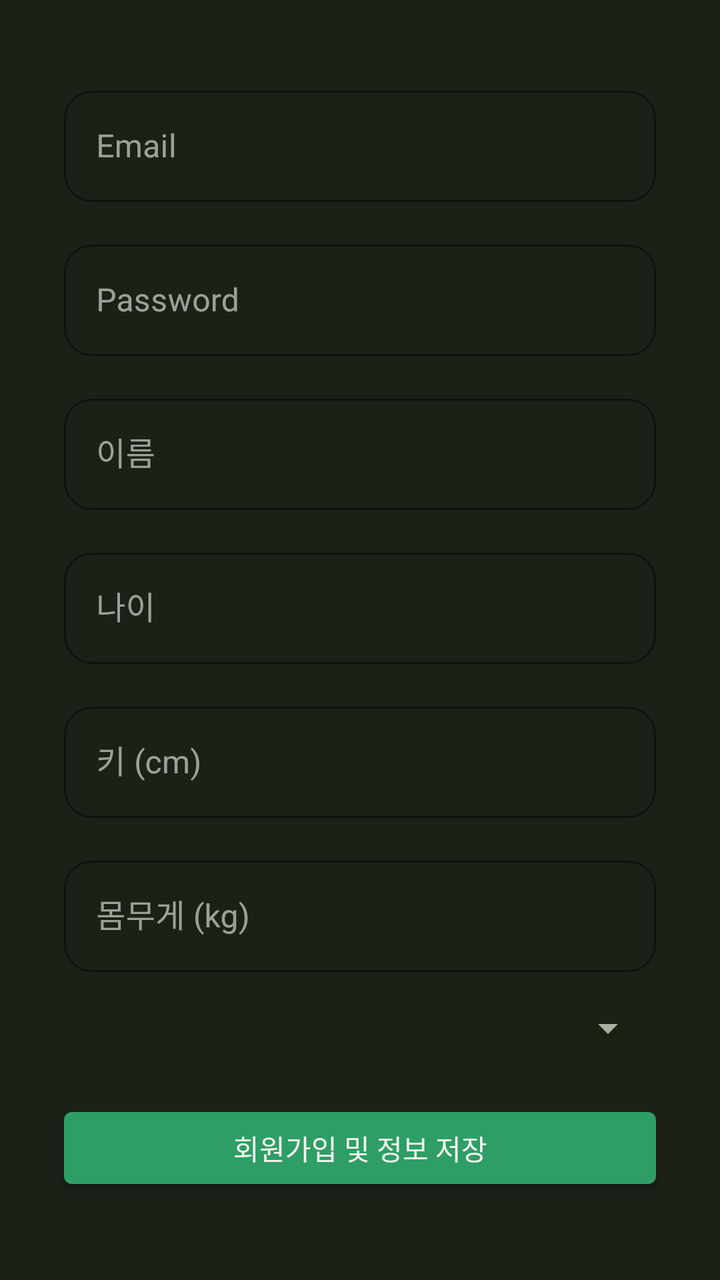
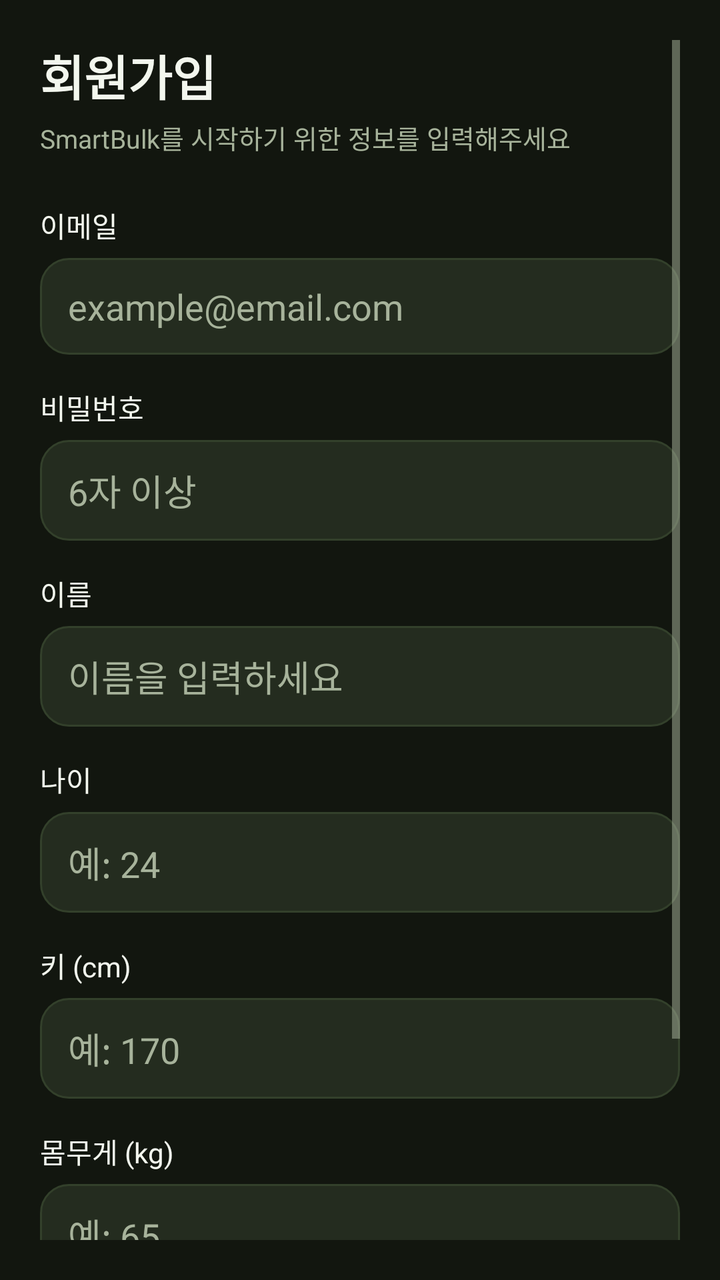

Compare the two renders of this Android layout. The source of the first and the diff that turns it into the second are given below.
<!-- AndroidManifest.xml: application theme Theme.SmartBulk -->
<!-- res/layout/activity_register.xml -->
<?xml version="1.0" encoding="utf-8"?>
<androidx.constraintlayout.widget.ConstraintLayout
    xmlns:android="http://schemas.android.com/apk/res/android"
    xmlns:app="http://schemas.android.com/apk/res-auto"
    xmlns:tools="http://schemas.android.com/tools"
    android:id="@+id/register_root"
    android:layout_width="match_parent"
    android:layout_height="match_parent"
    android:background="?attr/colorSurface"
    tools:context=".RegisterActivity">

    
    <com.google.android.material.textfield.TextInputLayout
        android:id="@+id/emailInputLayout"
        style="@style/Widget.MaterialComponents.TextInputLayout.OutlinedBox"
        android:layout_width="0dp"
        android:layout_height="wrap_content"
        android:hint="Email"
        app:boxStrokeColor="?attr/colorPrimary"
        app:boxBackgroundMode="outline"
        app:layout_constraintTop_toTopOf="parent"
        app:layout_constraintStart_toStartOf="parent"
        app:layout_constraintEnd_toEndOf="parent"
        android:layout_marginStart="32dp"
        android:layout_marginEnd="32dp"
        android:layout_marginTop="40dp">

        <com.google.android.material.textfield.TextInputEditText
            android:id="@+id/emailEditText"
            android:layout_width="match_parent"
            android:layout_height="wrap_content"
            android:inputType="textEmailAddress" />
    </com.google.android.material.textfield.TextInputLayout>

    
    <com.google.android.material.textfield.TextInputLayout
        android:id="@+id/passwordInputLayout"
        style="@style/Widget.MaterialComponents.TextInputLayout.OutlinedBox"
        android:layout_width="0dp"
        android:layout_height="wrap_content"
        android:hint="Password"
        app:boxStrokeColor="?attr/colorPrimary"
        app:boxBackgroundMode="outline"
        app:layout_constraintTop_toBottomOf="@id/emailInputLayout"
        app:layout_constraintStart_toStartOf="parent"
        app:layout_constraintEnd_toEndOf="parent"
        android:layout_marginStart="32dp"
        android:layout_marginEnd="32dp"
        android:layout_marginTop="16dp">

        <com.google.android.material.textfield.TextInputEditText
            android:id="@+id/passwordEditText"
            android:layout_width="match_parent"
            android:layout_height="wrap_content"
            android:inputType="textPassword" />
    </com.google.android.material.textfield.TextInputLayout>

    
    <com.google.android.material.textfield.TextInputLayout
        android:id="@+id/nameInputLayout"
        style="@style/Widget.MaterialComponents.TextInputLayout.OutlinedBox"
        android:layout_width="0dp"
        android:layout_height="wrap_content"
        android:hint="이름"
        app:boxStrokeColor="?attr/colorPrimary"
        app:boxBackgroundMode="outline"
        app:layout_constraintTop_toBottomOf="@id/passwordInputLayout"
        app:layout_constraintStart_toStartOf="parent"
        app:layout_constraintEnd_toEndOf="parent"
        android:layout_marginStart="32dp"
        android:layout_marginEnd="32dp"
        android:layout_marginTop="16dp">

        <com.google.android.material.textfield.TextInputEditText
            android:id="@+id/nameEditText"
            android:layout_width="match_parent"
            android:layout_height="wrap_content"
            android:inputType="textPersonName" />
    </com.google.android.material.textfield.TextInputLayout>

    
    <com.google.android.material.textfield.TextInputLayout
        android:id="@+id/ageInputLayout"
        style="@style/Widget.MaterialComponents.TextInputLayout.OutlinedBox"
        android:layout_width="0dp"
        android:layout_height="wrap_content"
        android:hint="나이"
        app:boxStrokeColor="?attr/colorPrimary"
        app:boxBackgroundMode="outline"
        app:layout_constraintTop_toBottomOf="@id/nameInputLayout"
        app:layout_constraintStart_toStartOf="parent"
        app:layout_constraintEnd_toEndOf="parent"
        android:layout_marginStart="32dp"
        android:layout_marginEnd="32dp"
        android:layout_marginTop="16dp">

        <com.google.android.material.textfield.TextInputEditText
            android:id="@+id/ageEditText"
            android:layout_width="match_parent"
            android:layout_height="wrap_content"
            android:inputType="number" />
    </com.google.android.material.textfield.TextInputLayout>

    
    <com.google.android.material.textfield.TextInputLayout
        android:id="@+id/heightInputLayout"
        style="@style/Widget.MaterialComponents.TextInputLayout.OutlinedBox"
        android:layout_width="0dp"
        android:layout_height="wrap_content"
        android:hint="키 (cm)"
        app:boxStrokeColor="?attr/colorPrimary"
        app:boxBackgroundMode="outline"
        app:layout_constraintTop_toBottomOf="@id/ageInputLayout"
        app:layout_constraintStart_toStartOf="parent"
        app:layout_constraintEnd_toEndOf="parent"
        android:layout_marginStart="32dp"
        android:layout_marginEnd="32dp"
        android:layout_marginTop="16dp">

        <com.google.android.material.textfield.TextInputEditText
            android:id="@+id/heightEditText"
            android:layout_width="match_parent"
            android:layout_height="wrap_content"
            android:inputType="numberDecimal" />
    </com.google.android.material.textfield.TextInputLayout>

    
    <com.google.android.material.textfield.TextInputLayout
        android:id="@+id/weightInputLayout"
        style="@style/Widget.MaterialComponents.TextInputLayout.OutlinedBox"
        android:layout_width="0dp"
        android:layout_height="wrap_content"
        android:hint="몸무게 (kg)"
        app:boxStrokeColor="?attr/colorPrimary"
        app:boxBackgroundMode="outline"
        app:layout_constraintTop_toBottomOf="@id/heightInputLayout"
        app:layout_constraintStart_toStartOf="parent"
        app:layout_constraintEnd_toEndOf="parent"
        android:layout_marginStart="32dp"
        android:layout_marginEnd="32dp"
        android:layout_marginTop="16dp">

        <com.google.android.material.textfield.TextInputEditText
            android:id="@+id/weightEditText"
            android:layout_width="match_parent"
            android:layout_height="wrap_content"
            android:inputType="numberDecimal" />
    </com.google.android.material.textfield.TextInputLayout>

    
    <Spinner
        android:id="@+id/spinnerGoal"
        android:layout_width="0dp"
        android:layout_height="wrap_content"
        app:layout_constraintTop_toBottomOf="@id/weightInputLayout"
        app:layout_constraintStart_toStartOf="parent"
        app:layout_constraintEnd_toEndOf="parent"
        android:layout_marginStart="32dp"
        android:layout_marginEnd="32dp"
        android:layout_marginTop="16dp"/>

    
    <com.google.android.material.button.MaterialButton
        android:id="@+id/registerButton"
        android:layout_width="0dp"
        android:layout_height="wrap_content"
        android:text="회원가입 및 정보 저장"
        style="@style/Widget.MaterialComponents.Button"
        app:backgroundTint="?attr/colorPrimary"
        android:textColor="?attr/colorOnPrimary"
        app:layout_constraintTop_toBottomOf="@id/spinnerGoal"
        app:layout_constraintStart_toStartOf="parent"
        app:layout_constraintEnd_toEndOf="parent"
        android:layout_marginStart="32dp"
        android:layout_marginEnd="32dp"
        android:layout_marginTop="24dp"/>

</androidx.constraintlayout.widget.ConstraintLayout>
<!-- resources referenced by this layout -->
<resources>
  <color name="accent">#2E9E66</color>
  <color name="on_accent">#F3F7EE</color>
  <color name="accent_muted">#1E3226</color>
  <color name="accent_dark">#227A4F</color>
  <color name="bg_base">#12160F</color>
  <color name="bg_surface">#1B2117</color>
  <color name="text_primary">#F3F7EE</color>
  <color name="text_secondary">#A7B39B</color>
  <color name="stroke_subtle">#33402B</color>
  <style name="SmartBulk.Toolbar" parent="Widget.Material3.Toolbar">
          <item name="titleTextColor">@color/text_primary</item>
          <item name="android:background">@color/bg_base</item>
          <item name="android:elevation">0dp</item>
      </style>
  <style name="SmartBulk.Button" parent="Widget.Material3.Button">
          <item name="backgroundTint">@color/accent</item>
          <item name="android:textColor">@color/on_accent</item>
          <item name="cornerRadius">14dp</item>
          <item name="android:textAllCaps">false</item>
          <item name="android:letterSpacing">0</item>
      </style>
  <style name="SmartBulk.TextInputLayout" parent="Widget.Material3.TextInputLayout.OutlinedBox">
          <item name="boxStrokeColor">@color/accent</item>
          <item name="hintTextColor">@color/accent</item>
          <item name="android:textColorHint">@color/text_secondary</item>
          <item name="boxStrokeWidth">1dp</item>
          <item name="boxCornerRadiusTopStart">14dp</item>
          <item name="boxCornerRadiusTopEnd">14dp</item>
          <item name="boxCornerRadiusBottomStart">14dp</item>
          <item name="boxCornerRadiusBottomEnd">14dp</item>
      </style>
  <style name="SmartBulk.AlertDialog" parent="ThemeOverlay.Material3.MaterialAlertDialog">
          <item name="colorSurface">@color/bg_surface</item>
          <item name="colorOnSurface">@color/text_primary</item>
          <item name="colorPrimary">@color/accent</item>
          <item name="materialAlertDialogTitleTextStyle">@style/SmartBulk.AlertDialog.Title</item>
          <item name="shapeAppearanceOverlay">@style/SmartBulk.AlertDialog.Shape</item>
      </style>
  <style name="SmartBulk.AlertDialog.Title" parent="MaterialAlertDialog.Material3.Title.Text">
          <item name="android:textColor">@color/accent</item>
      </style>
  <style name="SmartBulk.AlertDialog.Shape" parent="">
          <item name="cornerSize">18dp</item>
      </style>
  <!-- unchanged entries left out for length: 1 -->
</resources>

<!-- the commit's change to res/layout/activity_register.xml (unified diff, before → after) -->
@@ -1,178 +1,201 @@
 <?xml version="1.0" encoding="utf-8"?>
-<androidx.constraintlayout.widget.ConstraintLayout
-    xmlns:android="http://schemas.android.com/apk/res/android"
-    xmlns:app="http://schemas.android.com/apk/res-auto"
-    xmlns:tools="http://schemas.android.com/tools"
-    android:id="@+id/register_root"
+<ScrollView xmlns:android="http://schemas.android.com/apk/res/android"
     android:layout_width="match_parent"
     android:layout_height="match_parent"
-    android:background="?attr/colorSurface"
-    tools:context=".RegisterActivity">
-
-    
-    <com.google.android.material.textfield.TextInputLayout
-        android:id="@+id/emailInputLayout"
-        style="@style/Widget.MaterialComponents.TextInputLayout.OutlinedBox"
-        android:layout_width="0dp"
+    android:background="@color/bg_base"
+    android:padding="20dp">
+
+    <LinearLayout
+        android:layout_width="match_parent"
         android:layout_height="wrap_content"
-        android:hint="Email"
-        app:boxStrokeColor="?attr/colorPrimary"
-        app:boxBackgroundMode="outline"
-        app:layout_constraintTop_toTopOf="parent"
-        app:layout_constraintStart_toStartOf="parent"
-        app:layout_constraintEnd_toEndOf="parent"
-        android:layout_marginStart="32dp"
-        android:layout_marginEnd="32dp"
-        android:layout_marginTop="40dp">
-
-        <com.google.android.material.textfield.TextInputEditText
+        android:orientation="vertical">
+
+        <TextView
+            android:layout_width="wrap_content"
+            android:layout_height="wrap_content"
+            android:text="회원가입"
+            android:textSize="24sp"
+            android:textStyle="bold"
+            android:textColor="@color/text_primary" />
+
+        <TextView
+            android:layout_width="wrap_content"
+            android:layout_height="wrap_content"
+            android:text="SmartBulk를 시작하기 위한 정보를 입력해주세요"
+            android:textSize="13sp"
+            android:textColor="@color/text_secondary"
+            android:layout_marginTop="4dp"
+            android:layout_marginBottom="24dp" />
+
+        
+        <TextView
+            android:layout_width="wrap_content"
+            android:layout_height="wrap_content"
+            android:text="이메일"
+            android:textSize="14sp"
+            android:textColor="@color/text_primary" />
+
+        <EditText
             android:id="@+id/emailEditText"
             android:layout_width="match_parent"
             android:layout_height="wrap_content"
-            android:inputType="textEmailAddress" />
-    </com.google.android.material.textfield.TextInputLayout>
-
-    
-    <com.google.android.material.textfield.TextInputLayout
-        android:id="@+id/passwordInputLayout"
-        style="@style/Widget.MaterialComponents.TextInputLayout.OutlinedBox"
-        android:layout_width="0dp"
-        android:layout_height="wrap_content"
-        android:hint="Password"
-        app:boxStrokeColor="?attr/colorPrimary"
-        app:boxBackgroundMode="outline"
-        app:layout_constraintTop_toBottomOf="@id/emailInputLayout"
-        app:layout_constraintStart_toStartOf="parent"
-        app:layout_constraintEnd_toEndOf="parent"
-        android:layout_marginStart="32dp"
-        android:layout_marginEnd="32dp"
-        android:layout_marginTop="16dp">
-
-        <com.google.android.material.textfield.TextInputEditText
+            android:inputType="textEmailAddress"
+            android:hint="example@email.com"
+            android:textColor="@color/text_primary"
+            android:textColorHint="@color/text_secondary"
+            android:background="@drawable/rounded_edittext"
+            android:paddingStart="14dp"
+            android:paddingEnd="14dp"
+            android:paddingTop="12dp"
+            android:paddingBottom="12dp"
+            android:layout_marginTop="6dp"
+            android:layout_marginBottom="16dp" />
+
+        
+        <TextView
+            android:layout_width="wrap_content"
+            android:layout_height="wrap_content"
+            android:text="비밀번호"
+            android:textSize="14sp"
+            android:textColor="@color/text_primary" />
+
+        <EditText
             android:id="@+id/passwordEditText"
             android:layout_width="match_parent"
             android:layout_height="wrap_content"
-            android:inputType="textPassword" />
-    </com.google.android.material.textfield.TextInputLayout>
-
-    
-    <com.google.android.material.textfield.TextInputLayout
-        android:id="@+id/nameInputLayout"
-        style="@style/Widget.MaterialComponents.TextInputLayout.OutlinedBox"
-        android:layout_width="0dp"
-        android:layout_height="wrap_content"
-        android:hint="이름"
-        app:boxStrokeColor="?attr/colorPrimary"
-        app:boxBackgroundMode="outline"
-        app:layout_constraintTop_toBottomOf="@id/passwordInputLayout"
-        app:layout_constraintStart_toStartOf="parent"
-        app:layout_constraintEnd_toEndOf="parent"
-        android:layout_marginStart="32dp"
-        android:layout_marginEnd="32dp"
-        android:layout_marginTop="16dp">
-
-        <com.google.android.material.textfield.TextInputEditText
+            android:inputType="textPassword"
+            android:hint="6자 이상"
+            android:textColor="@color/text_primary"
+            android:textColorHint="@color/text_secondary"
+            android:background="@drawable/rounded_edittext"
+            android:paddingStart="14dp"
+            android:paddingEnd="14dp"
+            android:paddingTop="12dp"
+            android:paddingBottom="12dp"
+            android:layout_marginTop="6dp"
+            android:layout_marginBottom="16dp" />
+
+        
+        <TextView
+            android:layout_width="wrap_content"
+            android:layout_height="wrap_content"
+            android:text="이름"
+            android:textSize="14sp"
+            android:textColor="@color/text_primary" />
+
+        <EditText
             android:id="@+id/nameEditText"
             android:layout_width="match_parent"
             android:layout_height="wrap_content"
-            android:inputType="textPersonName" />
-    </com.google.android.material.textfield.TextInputLayout>
-
-    
-    <com.google.android.material.textfield.TextInputLayout
-        android:id="@+id/ageInputLayout"
-        style="@style/Widget.MaterialComponents.TextInputLayout.OutlinedBox"
-        android:layout_width="0dp"
-        android:layout_height="wrap_content"
-        android:hint="나이"
-        app:boxStrokeColor="?attr/colorPrimary"
-        app:boxBackgroundMode="outline"
-        app:layout_constraintTop_toBottomOf="@id/nameInputLayout"
-        app:layout_constraintStart_toStartOf="parent"
-        app:layout_constraintEnd_toEndOf="parent"
-        android:layout_marginStart="32dp"
-        android:layout_marginEnd="32dp"
-        android:layout_marginTop="16dp">
-
-        <com.google.android.material.textfield.TextInputEditText
+            android:inputType="textPersonName"
+            android:hint="이름을 입력하세요"
+            android:textColor="@color/text_primary"
+            android:textColorHint="@color/text_secondary"
+            android:background="@drawable/rounded_edittext"
+            android:paddingStart="14dp"
+            android:paddingEnd="14dp"
+            android:paddingTop="12dp"
+            android:paddingBottom="12dp"
+            android:layout_marginTop="6dp"
+            android:layout_marginBottom="16dp" />
+
+        
+        <TextView
+            android:layout_width="wrap_content"
+            android:layout_height="wrap_content"
+            android:text="나이"
+            android:textSize="14sp"
+            android:textColor="@color/text_primary" />
+
+        <EditText
             android:id="@+id/ageEditText"
             android:layout_width="match_parent"
             android:layout_height="wrap_content"
-            android:inputType="number" />
-    </com.google.android.material.textfield.TextInputLayout>
-
-    
-    <com.google.android.material.textfield.TextInputLayout
-        android:id="@+id/heightInputLayout"
-        style="@style/Widget.MaterialComponents.TextInputLayout.OutlinedBox"
-        android:layout_width="0dp"
-        android:layout_height="wrap_content"
-        android:hint="키 (cm)"
-        app:boxStrokeColor="?attr/colorPrimary"
-        app:boxBackgroundMode="outline"
-        app:layout_constraintTop_toBottomOf="@id/ageInputLayout"
-        app:layout_constraintStart_toStartOf="parent"
-        app:layout_constraintEnd_toEndOf="parent"
-        android:layout_marginStart="32dp"
-        android:layout_marginEnd="32dp"
-        android:layout_marginTop="16dp">
-
-        <com.google.android.material.textfield.TextInputEditText
+            android:inputType="number"
+            android:hint="예: 24"
+            android:textColor="@color/text_primary"
+            android:textColorHint="@color/text_secondary"
+            android:background="@drawable/rounded_edittext"
+            android:paddingStart="14dp"
+            android:paddingEnd="14dp"
+            android:paddingTop="12dp"
+            android:paddingBottom="12dp"
+            android:layout_marginTop="6dp"
+            android:layout_marginBottom="16dp" />
+
+        
+        <TextView
+            android:layout_width="wrap_content"
+            android:layout_height="wrap_content"
+            android:text="키 (cm)"
+            android:textSize="14sp"
+            android:textColor="@color/text_primary" />
+
+        <EditText
             android:id="@+id/heightEditText"
             android:layout_width="match_parent"
             android:layout_height="wrap_content"
-            android:inputType="numberDecimal" />
-    </com.google.android.material.textfield.TextInputLayout>
-
-    
-    <com.google.android.material.textfield.TextInputLayout
-        android:id="@+id/weightInputLayout"
-        style="@style/Widget.MaterialComponents.TextInputLayout.OutlinedBox"
-        android:layout_width="0dp"
-        android:layout_height="wrap_content"
-        android:hint="몸무게 (kg)"
-        app:boxStrokeColor="?attr/colorPrimary"
-        app:boxBackgroundMode="outline"
-        app:layout_constraintTop_toBottomOf="@id/heightInputLayout"
-        app:layout_constraintStart_toStartOf="parent"
-        app:layout_constraintEnd_toEndOf="parent"
-        android:layout_marginStart="32dp"
-        android:layout_marginEnd="32dp"
-        android:layout_marginTop="16dp">
-
-        <com.google.android.material.textfield.TextInputEditText
+            android:inputType="numberDecimal"
+            android:hint="예: 170"
+            android:textColor="@color/text_primary"
+            android:textColorHint="@color/text_secondary"
+            android:background="@drawable/rounded_edittext"
+            android:paddingStart="14dp"
+            android:paddingEnd="14dp"
+            android:paddingTop="12dp"
+            android:paddingBottom="12dp"
+            android:layout_marginTop="6dp"
+            android:layout_marginBottom="16dp" />
+
+        
+        <TextView
+            android:layout_width="wrap_content"
+            android:layout_height="wrap_content"
+            android:text="몸무게 (kg)"
+            android:textSize="14sp"
+            android:textColor="@color/text_primary" />
+
+        <EditText
             android:id="@+id/weightEditText"
             android:layout_width="match_parent"
             android:layout_height="wrap_content"
-            android:inputType="numberDecimal" />
-    </com.google.android.material.textfield.TextInputLayout>
-
-    
-    <Spinner
-        android:id="@+id/spinnerGoal"
-        android:layout_width="0dp"
-        android:layout_height="wrap_content"
-        app:layout_constraintTop_toBottomOf="@id/weightInputLayout"
-        app:layout_constraintStart_toStartOf="parent"
-        app:layout_constraintEnd_toEndOf="parent"
-        android:layout_marginStart="32dp"
-        android:layout_marginEnd="32dp"
-        android:layout_marginTop="16dp"/>
-
-    
-    <com.google.android.material.button.MaterialButton
-        android:id="@+id/registerButton"
-        android:layout_width="0dp"
-        android:layout_height="wrap_content"
-        android:text="회원가입 및 정보 저장"
-        style="@style/Widget.MaterialComponents.Button"
-        app:backgroundTint="?attr/colorPrimary"
-        android:textColor="?attr/colorOnPrimary"
-        app:layout_constraintTop_toBottomOf="@id/spinnerGoal"
-        app:layout_constraintStart_toStartOf="parent"
-        app:layout_constraintEnd_toEndOf="parent"
-        android:layout_marginStart="32dp"
-        android:layout_marginEnd="32dp"
-        android:layout_marginTop="24dp"/>
-
-</androidx.constraintlayout.widget.ConstraintLayout>
+            android:inputType="numberDecimal"
+            android:hint="예: 65"
+            android:textColor="@color/text_primary"
+            android:textColorHint="@color/text_secondary"
+            android:background="@drawable/rounded_edittext"
+            android:paddingStart="14dp"
+            android:paddingEnd="14dp"
+            android:paddingTop="12dp"
+            android:paddingBottom="12dp"
+            android:layout_marginTop="6dp"
+            android:layout_marginBottom="16dp" />
+
+        
+        <TextView
+            android:layout_width="wrap_content"
+            android:layout_height="wrap_content"
+            android:text="운동 목표"
+            android:textSize="14sp"
+            android:textColor="@color/text_primary" />
+
+        <Spinner
+            android:id="@+id/spinnerGoal"
+            android:layout_width="match_parent"
+            android:layout_height="wrap_content"
+            android:background="@drawable/rounded_edittext"
+            android:paddingStart="14dp"
+            android:paddingEnd="14dp"
+            android:layout_marginTop="6dp" />
+
+        
+        <com.google.android.material.button.MaterialButton
+            android:id="@+id/registerButton"
+            style="@style/SmartBulk.Button"
+            android:layout_width="match_parent"
+            android:layout_height="56dp"
+            android:text="회원가입 및 정보 저장"
+            android:layout_marginTop="28dp" />
+
+    </LinearLayout>
+</ScrollView>
<!-- resource entries referenced after the edit -->
@@ -8,6 +8,14 @@
   <color name="bg_surface">#1B2117</color>
   <color name="text_primary">#F3F7EE</color>
   <color name="text_secondary">#A7B39B</color>
+  <!-- drawable rounded_edittext (drawable) -->
+  <?xml version="1.0" encoding="utf-8"?>
+  <shape xmlns:android="http://schemas.android.com/apk/res/android"
+      android:shape="rectangle">
+      <solid android:color="@color/bg_surface_alt" />
+      <corners android:radius="14dp" />
+      <stroke android:width="1dp" android:color="@color/stroke_subtle" />
+  </shape>
   <color name="stroke_subtle">#33402B</color>
   <style name="SmartBulk.Toolbar" parent="Widget.Material3.Toolbar">
           <item name="titleTextColor">@color/text_primary</item>
@@ -21,6 +29,7 @@
           <item name="android:textAllCaps">false</item>
           <item name="android:letterSpacing">0</item>
       </style>
+  <color name="bg_surface_alt">#242C1F</color>
   <style name="SmartBulk.TextInputLayout" parent="Widget.Material3.TextInputLayout.OutlinedBox">
           <item name="boxStrokeColor">@color/accent</item>
           <item name="hintTextColor">@color/accent</item>
